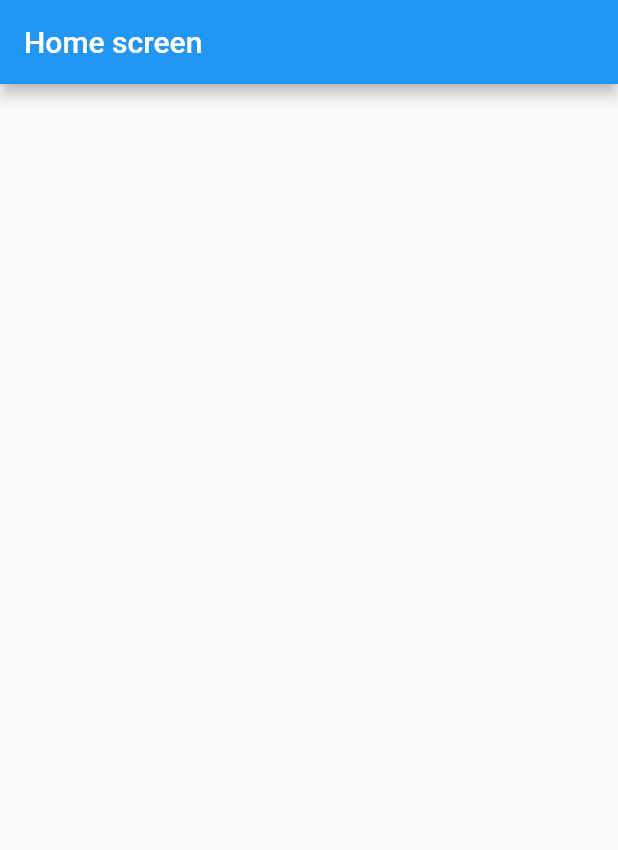
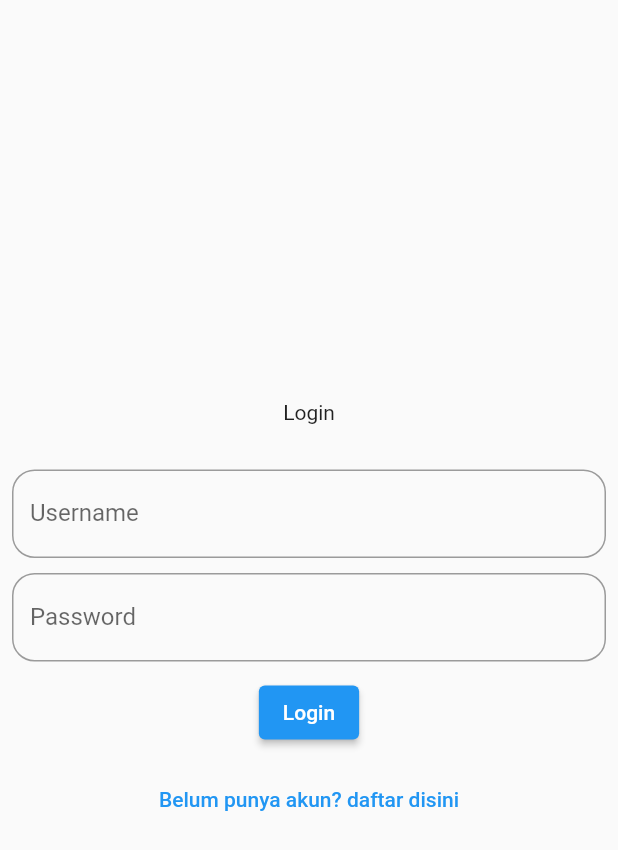
Before and after one commit to triyono777/catatan_harian, a Flutter app: the screen it shows after launch, on a phone screen of 412 x 824 dp. Shown: the top 850 px of the screen. Run offline on Flutter 3.47's test engine with Material 2 defaults, Android fonts, the light colour scheme and no system bars.

Commit message:
add depedency

```diff
--- a/lib/main.dart
+++ b/lib/main.dart
@@ -1,5 +1,6 @@
 import 'package:flutter/material.dart';
-import 'package:catatan_harian/screen/home_screen.dart';
+import 'package:catatan_harian/screen/splash_screen.dart';
+import 'package:catatan_harian/screen/login_screen.dart';
 
 void main() {
   runApp(const MyApp());
@@ -11,11 +12,12 @@ class MyApp extends StatelessWidget {
   @override
   Widget build(BuildContext context) {
     return MaterialApp(
+      debugShowCheckedModeBanner: false,
       title: 'Catatan Harian',
       theme: ThemeData(
         primarySwatch: Colors.blue,
       ),
-      home: HomeScreen(),
+      home: LoginScreen(),
     );
   }
 }
--- a/lib/screen/home_screen.dart
+++ /dev/null
@@ -1,19 +0,0 @@
-import 'package:flutter/material.dart';
-
-class HomeScreen extends StatefulWidget {
-  const HomeScreen({Key? key}) : super(key: key);
-
-  @override
-  State<HomeScreen> createState() => _HomeScreenState();
-}
-
-class _HomeScreenState extends State<HomeScreen> {
-  @override
-  Widget build(BuildContext context) {
-    return Scaffold(
-      appBar: AppBar(
-        title: Text('Home screen'),
-      ),
-    );
-  }
-}
--- /dev/null
+++ b/lib/screen/login_screen.dart
@@ -0,0 +1,69 @@
+import 'package:flutter/material.dart';
+import 'package:catatan_harian/screen/register_screen.dart';
+
+class LoginScreen extends StatefulWidget {
+  const LoginScreen({Key? key}) : super(key: key);
+
+  @override
+  State<LoginScreen> createState() => _LoginScreenState();
+}
+
+class _LoginScreenState extends State<LoginScreen> {
+  @override
+  Widget build(BuildContext context) {
+    return Scaffold(
+      body: Padding(
+        padding: const EdgeInsets.all(8.0),
+        child: Column(
+          mainAxisAlignment: MainAxisAlignment.center,
+          children: [
+            Text('Login'),
+            SizedBox(
+              height: 30,
+            ),
+            TextField(
+              decoration: InputDecoration(
+                labelText: 'Username',
+                hintText: 'Masukkan Username',
+                border: OutlineInputBorder(
+                  borderRadius: BorderRadius.circular(15),
+                ),
+              ),
+            ),
+            SizedBox(
+              height: 10,
+            ),
+            TextField(
+              decoration: InputDecoration(
+                labelText: 'Password',
+                hintText: 'Masukkan Password',
+                border: OutlineInputBorder(
+                  borderRadius: BorderRadius.circular(15),
+                ),
+              ),
+            ),
+            SizedBox(
+              height: 10,
+            ),
+            ElevatedButton(
+              onPressed: () {},
+              child: Text('Login'),
+            ),
+            SizedBox(
+              height: 10,
+            ),
+            TextButton(
+                onPressed: () {
+                  Navigator.of(context).push(
+                    MaterialPageRoute(
+                      builder: (_) => RegisterScreen(),
+                    ),
+                  );
+                },
+                child: Text('Belum punya akun? daftar disini'))
+          ],
+        ),
+      ),
+    );
+  }
+}
--- a/pubspec.yaml
+++ b/pubspec.yaml
@@ -34,6 +34,8 @@ dependencies:
   # The following adds the Cupertino Icons font to your application.
   # Use with the CupertinoIcons class for iOS style icons.
   cupertino_icons: ^1.0.2
+  firebase_auth: ^3.11.0
+  firebase_core: ^1.24.0
 
 dev_dependencies:
   flutter_test:
```
Also changed, not shown: lib/screen/register_screen.dart (added, +76 -0 lines), lib/screen/splash_screen.dart (added, +41 -0 lines), pubspec.lock, 1 other file.
